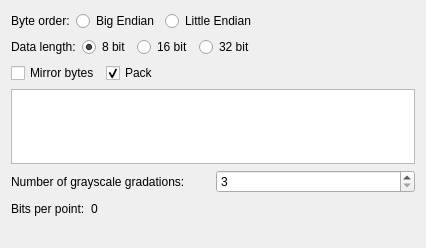
First picture: the form in controls/widgetconvoptionsgray.ui, repository riuson/lcd-image-converter, before the edit.
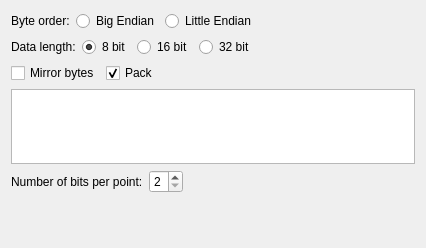
Second picture: the form after the edit.

Commit message: Select bits per point against gradations.

What changed in the file:
```diff
--- a/controls/widgetconvoptionsgray.ui
+++ b/controls/widgetconvoptionsgray.ui
@@ -164,35 +164,17 @@
      <item>
       <widget class="QLabel" name="label_2">
        <property name="text">
-        <string>Number of grayscale gradations:</string>
+        <string>Number of bits per point:</string>
        </property>
       </widget>
      </item>
      <item>
       <widget class="QSpinBox" name="spinBoxGradations">
        <property name="minimum">
-        <number>3</number>
+        <number>2</number>
        </property>
        <property name="maximum">
-        <number>256</number>
-       </property>
-      </widget>
-     </item>
-    </layout>
-   </item>
-   <item>
-    <layout class="QHBoxLayout" name="horizontalLayout_4">
-     <item>
-      <widget class="QLabel" name="label_4">
-       <property name="text">
-        <string>Bits per point:</string>
-       </property>
-      </widget>
-     </item>
-     <item>
-      <widget class="QLabel" name="labelBitsPerPoint">
-       <property name="text">
-        <string>0</string>
+        <number>8</number>
        </property>
       </widget>
      </item>
```
Left out of the diff: 4 changed lines with no effect on the pictures. The commit also changes 1 other file.
